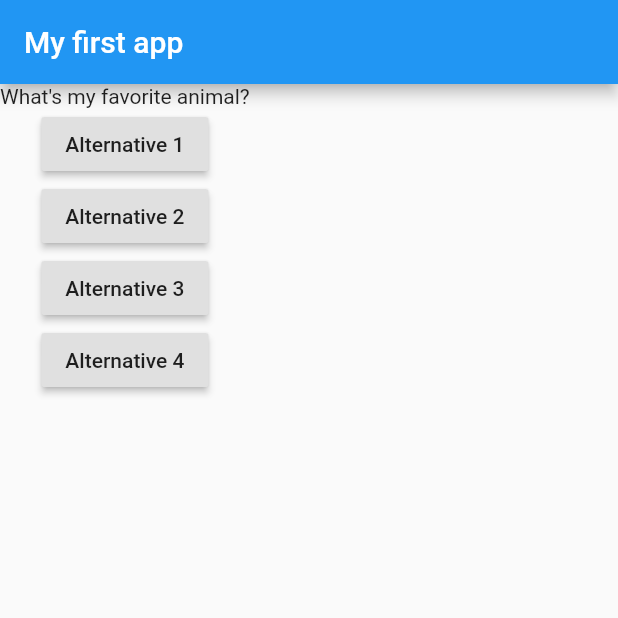
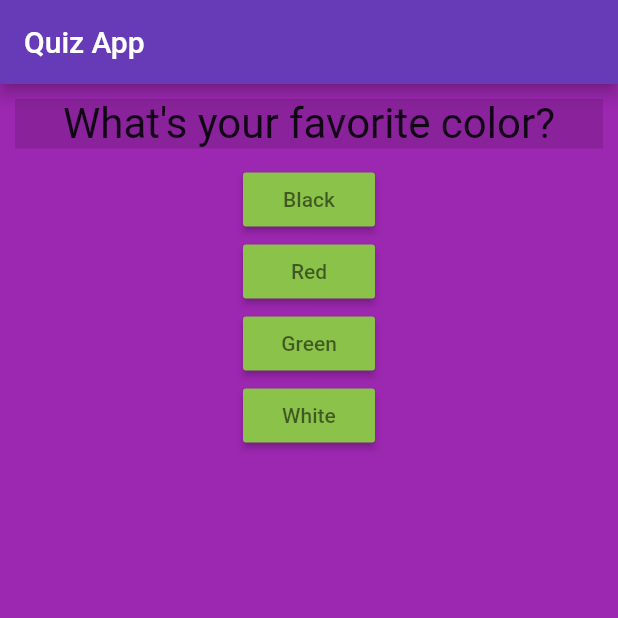
Before and after one commit to gusalvesflutterprojects/flutter_quiz_app, a Flutter app: the screen it shows after launch, on a phone screen of 412 x 824 dp, the top half of it. Run offline on Flutter 3.47's test engine with Material 2 defaults, Android fonts, the phone set to English and light mode, and no system bars; Roboto replaces fonts that are missing (Arial).

Commit message:
Implemented restart quiz button

```diff
--- /dev/null
+++ b/lib/answer.dart
@@ -0,0 +1,20 @@
+import 'package:flutter/material.dart';
+
+class Answer extends StatelessWidget {
+  final Function selectHandler;
+  final Map<String, Object> answer;
+
+  Answer(this.selectHandler, this.answer);
+
+  @override
+  Widget build(BuildContext context) {
+    return Container(
+      child: RaisedButton(
+        color: Colors.lightGreen,
+        textColor: Colors.black54,
+        child: Text(answer['text'], style: TextStyle(fontFamily: 'Arial'),),
+        onPressed: () => selectHandler(answer['score']),
+      ),
+    );
+  }
+}
--- /dev/null
+++ b/lib/answerList.dart
@@ -0,0 +1,22 @@
+import 'package:flutter/material.dart';
+
+import 'answer.dart';
+
+class AnswerList extends StatelessWidget {
+  final List answers;
+  final Function _answerQuestion;
+
+  AnswerList(this.answers, this._answerQuestion);
+
+  @override
+  Widget build(BuildContext context) {
+    return Container(
+        color: Colors.purple,
+        width: double.infinity,
+        child: Column(children: <Widget>[
+          ...answers.map((answer) {
+            return Answer(_answerQuestion, answer);
+          }),
+        ]));
+  }
+}
--- a/lib/main.dart
+++ b/lib/main.dart
@@ -1,57 +1,79 @@
 import 'package:flutter/material.dart';
+
+import 'quiz.dart';
+import 'result.dart';
 
 void main() => runApp(MyApp());
 
 class MyApp extends StatefulWidget {
   @override
-  State<StatefulWidget> createState() => MyAppState();
+  State<StatefulWidget> createState() {
+    return _MyAppState();
+  }
 }
 
-class MyAppState extends State<MyApp> {
-  var questionIndex = 0;
+class _MyAppState extends State<MyApp> {
+  var _questionIndex = 0;
+  var totalScore = 0;
 
-  void answerQuestion() {
-    setState(() {
-      questionIndex = questionIndex + 1;
-    });
-    print(questionIndex);
-  }
-
-  final questions = [
-    'What\'s my favorite animal?',
-    'What\'s my favorite hobby?',
-  ];
   @override
   Widget build(BuildContext context) {
+    const _questions = const [
+      {
+        'questionText': 'What\'s your favorite color?',
+        'answers': [
+          {'text': 'Black', 'score': 10},
+          {'text': 'Red', 'score': 7},
+          {'text': 'Green', 'score': 4},
+          {'text': 'White', 'score': 1}
+        ],
+      },
+      {
+        'questionText': 'What\'s your favorite animal?',
+        'answers': [
+          {'text': 'Rabbit', 'score': 2},
+          {'text': 'Snake', 'score': 10},
+          {'text': 'Elephant', 'score': 4},
+          {'text': 'Lion', 'score': 7}
+        ],
+      },
+      {
+        'questionText': 'Who\'s your favorite instructor?',
+        'answers': [
+          {'text': 'Max', 'score': 1},
+          {'text': 'Max', 'score': 1},
+          {'text': 'Max', 'score': 1},
+          {'text': 'Max', 'score': 1}
+        ],
+      },
+    ];
+
+    void _answerQuestion(answerScore) {
+      setState(() => _questionIndex++);
+      setState(() => totalScore += answerScore);
+    }
+
+    void _restartQuiz() {
+      setState(() => _questionIndex = 0);
+      setState(() => totalScore = 0);
+    }
+
+    bool quizInProgress() => _questionIndex < _questions.length;
+
     return MaterialApp(
       home: Scaffold(
-        appBar: AppBar(
-          title: Text(
-            'My first app',
+          backgroundColor: Colors.purple,
+          appBar: AppBar(
+            backgroundColor: Colors.deepPurple,
+            title: Text('Quiz App'),
           ),
-        ),
-        body: Column(
-          children: [
-            Text(questions[questionIndex]),
-            RaisedButton(
-              child: Text('Alternative 1'),
-              onPressed: answerQuestion,
-            ),
-            RaisedButton(
-              child: Text('Alternative 2'),
-              onPressed: answerQuestion,
-            ),
-            RaisedButton(
-              child: Text('Alternative 3'),
-              onPressed: answerQuestion,
-            ),
-            RaisedButton(
-              child: Text('Alternative 4'),
-              onPressed: answerQuestion,
-            )
-          ],
-        ),
-      ),
+          body: quizInProgress()
+              ? Quiz(
+                  answerQuestion: _answerQuestion,
+                  questions: _questions,
+                  questionIndex: _questionIndex,
+                )
+              : Result(totalScore, _restartQuiz)),
     );
   }
 }
--- /dev/null
+++ b/lib/question.dart
@@ -0,0 +1,21 @@
+import 'package:flutter/material.dart';
+
+class Question extends StatelessWidget {
+  final String questionText;
+
+  Question(this.questionText);
+
+  @override
+  Widget build(BuildContext context) {
+    return Container(
+      color: Colors.black12,
+      width: double.infinity,
+      margin: EdgeInsets.all(10),
+      child: Text(
+        questionText,
+        style: TextStyle(fontSize: 28, fontFamily: 'Arial'),
+        textAlign: TextAlign.center,
+      ),
+    );
+  }
+}
--- /dev/null
+++ b/lib/quiz.dart
@@ -0,0 +1,30 @@
+import 'package:flutter/material.dart';
+
+import './question.dart';
+import './answerList.dart';
+
+class Quiz extends StatelessWidget {
+  final List<Map<String, Object>> questions;
+  final int questionIndex;
+  final Function answerQuestion;
+
+  Quiz({
+    @required this.questions,
+    @required this.questionIndex,
+    @required this.answerQuestion,
+  });
+  @override
+  Widget build(BuildContext context) {
+    return Column(
+      children: [
+        Question(
+          questions[questionIndex]['questionText'],
+        ),
+        AnswerList(
+          questions[questionIndex]['answers'],
+          answerQuestion,
+        ),
+      ],
+    );
+  }
+}
--- /dev/null
+++ b/lib/result.dart
@@ -0,0 +1,27 @@
+import 'package:flutter/material.dart';
+
+class Result extends StatelessWidget {
+  final int score;
+  final Function restartQuiz;
+
+  Result(this.score, this.restartQuiz);
+  @override
+  Widget build(BuildContext context) {
+    return Center(
+      child: Column(
+        children: [
+          Text(
+            'Your score is $score',
+            style: TextStyle(fontSize: 64),
+          ),
+          RaisedButton(
+            color: Colors.lightGreen,
+            textColor: Colors.black54,
+            child: Text('Restart quiz', style: TextStyle(fontFamily: 'Arial'),),
+            onPressed: () => restartQuiz(),
+          )
+        ],
+      ),
+    );
+  }
+}
```
